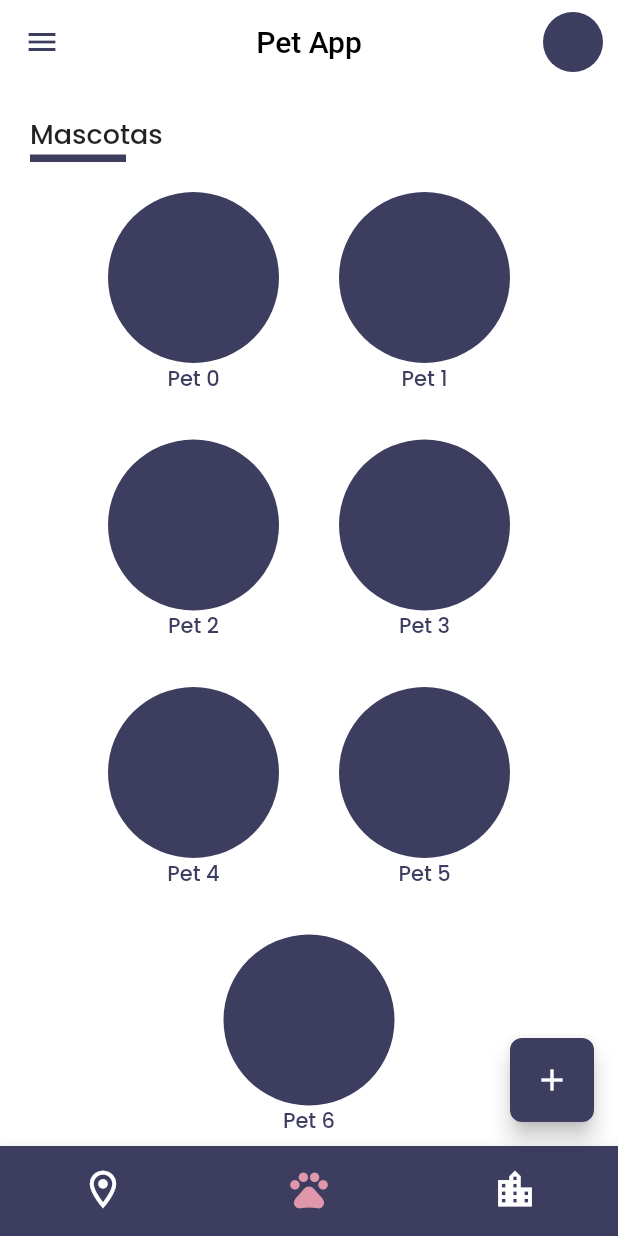
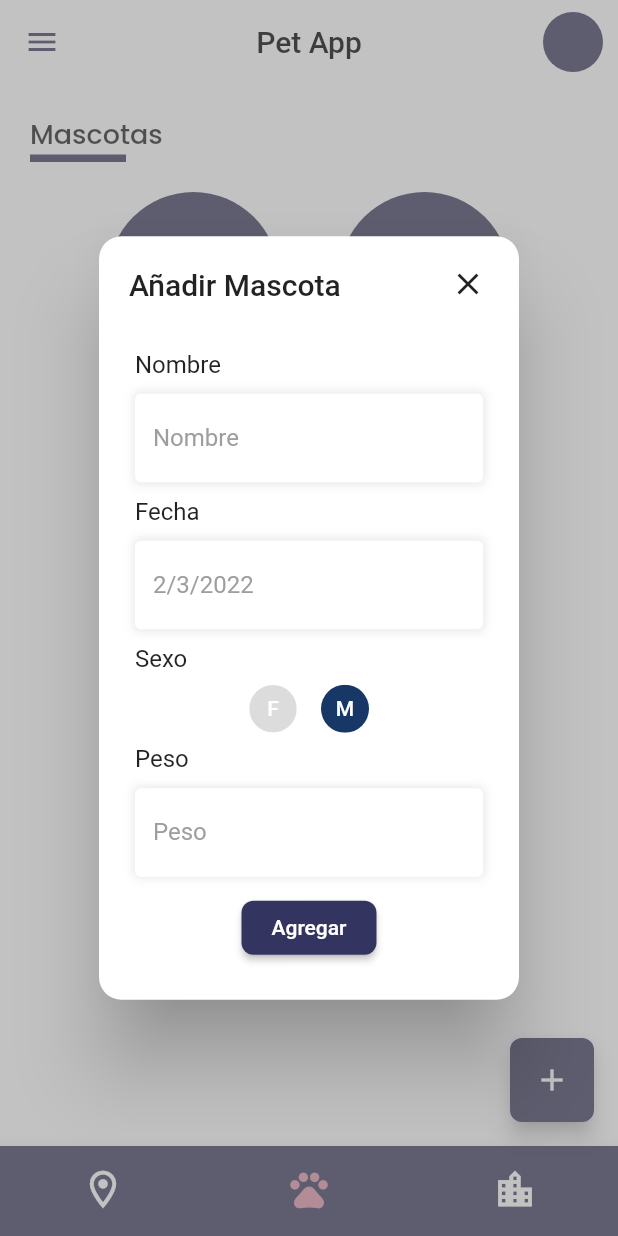
Before and after one commit to FKSAxell/pet_app, a Flutter app: the screen it shows after launch, item 2 of the bottom bar chosen, after a tap on the "add" icon, on a phone screen of 412 x 824 dp. Run offline on Flutter 3.47's test engine with Material 2 defaults, Android fonts, the phone set to English and light mode, and no system bars; our stand-ins replace google_fonts.

Commit message:
AddMascotaModal

```diff
--- /dev/null
+++ b/lib/src/modals/add_mascota_modal.dart
@@ -0,0 +1,140 @@
+import 'package:flutter/material.dart';
+import 'package:pet_app/src/models/mascota_model.dart';
+import 'package:pet_app/src/theme/color_theme.dart';
+import 'package:pet_app/src/widgets/custom_button.dart';
+import 'package:pet_app/src/widgets/custom_input.dart';
+import 'package:uuid/uuid.dart';
+
+class AddMascota extends StatefulWidget {
+  final Function onAdd;
+  const AddMascota({
+    Key? key,
+    required this.onAdd,
+  }) : super(key: key);
+
+  @override
+  State<AddMascota> createState() => _AddMascotaState();
+}
+
+class _AddMascotaState extends State<AddMascota> {
+  String sexo = "M";
+  String nombre = "";
+  String peso = "";
+  DateTime selectedDate = DateTime.now();
+
+  Future<Null> _selectDate(BuildContext context) async {
+    final picked = await showDatePicker(
+        context: context,
+        initialDate: selectedDate,
+        firstDate: DateTime(2015, 8),
+        lastDate: DateTime(2101));
+    if (picked != null && picked != selectedDate)
+      setState(() {
+        selectedDate = picked;
+      });
+  }
+
+  @override
+  Widget build(BuildContext context) {
+    return AlertDialog(
+      shape: RoundedRectangleBorder(borderRadius: BorderRadius.circular(15)),
+      backgroundColor: ColorTheme.backgroundModal,
+      titlePadding: EdgeInsets.only(left: 10, right: 10, top: 8),
+      title: Container(
+        child: Row(
+          children: [
+            SizedBox(width: 10),
+            Text("Añadir Mascota"),
+            Spacer(),
+            IconButton(
+              onPressed: () => Navigator.of(context).pop(),
+              icon: Icon(Icons.close),
+            )
+          ],
+        ),
+      ),
+      content: Column(
+        crossAxisAlignment: CrossAxisAlignment.start,
+        mainAxisSize: MainAxisSize.min,
+        children: [
+          Text("Nombre"),
+          CustomInput(
+            hint: "",
+            label: "Nombre",
+            keyboardType: TextInputType.name,
+            onChanged: (value) {
+              nombre = value;
+              setState(() {});
+            },
+          ),
+          Text("Fecha"),
+          GestureDetector(
+            onTap: () => _selectDate(context),
+            child: CustomInput(
+              onChanged: () => {},
+              hint: "",
+              label:
+                  "${selectedDate.day}/${selectedDate.month}/${selectedDate.year}",
+              enabled: false,
+            ),
+          ),
+          Text("Sexo"),
+          Row(
+            children: [
+              ChoiceChip(
+                selectedColor: ColorTheme.female,
+                labelStyle: TextStyle(color: Colors.white),
+                label: Text("F"),
+                selected: sexo == "F",
+                shape: CircleBorder(),
+                onSelected: (isSelect) {
+                  if (isSelect) sexo = "F";
+                  setState(() {});
+                },
+              ),
+              ChoiceChip(
+                selectedColor: ColorTheme.male,
+                labelStyle: TextStyle(color: Colors.white),
+                label: Text("M"),
+                selected: sexo == "M",
+                shape: CircleBorder(),
+                onSelected: (isSelect) {
+                  if (isSelect) sexo = "M";
+                  setState(() {});
+                },
+              ),
+            ],
+            mainAxisAlignment: MainAxisAlignment.center,
+          ),
+          Text("Peso"),
+          CustomInput(
+            hint: "",
+            label: "Peso",
+            keyboardType: TextInputType.number,
+            onChanged: (value) {
+              peso = value;
+              setState(() {});
+            },
+          ),
+          Center(
+            child: CustomButton(
+              text: "Agregar",
+              onPressed: () {
+                widget.onAdd(
+                  Mascota(
+                    id: Uuid().v1(),
+                    nombre: nombre,
+                    fechaNacimiento: selectedDate,
+                    sexo: sexo,
+                    peso: peso,
+                  ),
+                );
+                Navigator.of(context).pop();
+              },
+            ),
+          )
+        ],
+      ),
+    );
+  }
+}
--- /dev/null
+++ b/lib/src/models/mascota_model.dart
@@ -0,0 +1,15 @@
+class Mascota {
+  String id;
+  String nombre;
+  DateTime fechaNacimiento;
+  String sexo;
+  String peso;
+
+  Mascota({
+    required this.id,
+    required this.nombre,
+    required this.fechaNacimiento,
+    required this.sexo,
+    required this.peso,
+  });
+}
--- a/lib/src/pages/home_page.dart
+++ b/lib/src/pages/home_page.dart
@@ -1,7 +1,11 @@
 import 'package:flutter/material.dart';
+import 'package:pet_app/src/modals/add_mascota_modal.dart';
+import 'package:pet_app/src/models/mascota_model.dart';
 import 'package:pet_app/src/pages/blank_page.dart';
 import 'package:pet_app/src/pages/pets_page.dart';
 import 'package:pet_app/src/theme/color_theme.dart';
+import 'package:pet_app/src/utils/show_dialog.dart';
+import 'package:uuid/uuid.dart';
 
 class HomePage extends StatefulWidget {
   const HomePage({Key? key}) : super(key: key);
@@ -11,8 +15,45 @@ class HomePage extends StatefulWidget {
 }
 
 class _HomePageState extends State<HomePage> {
+  final uuid = Uuid();
   int opcion = 1;
   PageController pageCtrl = PageController(initialPage: 1);
+  late List<Mascota> mascotas;
+
+  @override
+  void initState() {
+    super.initState();
+    //TODO: CONSULTAR LAS MASCOTAS
+    mascotas = [
+      Mascota(
+        id: Uuid().v1(),
+        nombre: "Cosmo",
+        fechaNacimiento: DateTime(2020, 2, 30),
+        sexo: "M",
+        peso: "20.2",
+      ),
+      Mascota(
+        id: Uuid().v1(),
+        nombre: "Wanda",
+        fechaNacimiento: DateTime(2020, 2, 30),
+        sexo: "M",
+        peso: "20.2",
+      ),
+      Mascota(
+        id: Uuid().v1(),
+        nombre: "Lili",
+        fechaNacimiento: DateTime(2020, 2, 30),
+        sexo: "M",
+        peso: "20.2",
+      ),
+    ];
+  }
+
+  void agregarMascota(Mascota mascota) {
+    //TODO: POST MASCOTAS Y UPDATE LISTA MASCOTAS
+    mascotas = [...mascotas, mascota];
+    setState(() {});
+  }
 
   @override
   Widget build(BuildContext context) {
@@ -38,6 +79,7 @@ class _HomePageState extends State<HomePage> {
       ),
       drawer: Drawer(),
       body: PageView(
+        physics: BouncingScrollPhysics(),
         controller: pageCtrl,
         onPageChanged: (int index) => setState(
           () {
@@ -46,7 +88,7 @@ class _HomePageState extends State<HomePage> {
         ),
         children: [
           BlankPage(),
-          PetsPage(),
+          PetsPage(mascotas: mascotas),
           BlankPage(),
         ],
       ),
@@ -62,13 +104,15 @@ class _HomePageState extends State<HomePage> {
       ),
       floatingActionButton: (opcion == 1)
           ? FloatingActionButton(
-              onPressed: () {},
+              onPressed: () =>
+                  customShowDialog(context, AddMascota(onAdd: agregarMascota)),
               child: Icon(Icons.add),
               shape: RoundedRectangleBorder(
-                  borderRadius: BorderRadius.circular(8)),
+                borderRadius: BorderRadius.circular(8),
+              ),
               backgroundColor: ColorTheme.primary,
             )
-          : Container(),
+          : null,
     );
   }
 }
--- a/lib/src/pages/perfil_pet_page.dart
+++ b/lib/src/pages/perfil_pet_page.dart
@@ -7,6 +7,8 @@ class PerfilPetPage extends StatelessWidget {
 
   @override
   Widget build(BuildContext context) {
+    final arguments = ModalRoute.of(context)!.settings.arguments as Map;
+    print(arguments);
     return Scaffold(
         backgroundColor: Colors.white,
         appBar: AppBar(
@@ -25,9 +27,12 @@ class PerfilPetPage extends StatelessWidget {
             SizedBox(
               width: double.infinity,
             ),
-            CircleAvatar(
-              radius: 80,
-              backgroundColor: ColorTheme.primary,
+            Hero(
+              tag: arguments["key"],
+              child: CircleAvatar(
+                radius: 80,
+                backgroundColor: ColorTheme.primary,
+              ),
             ),
             SizedBox(
               height: 8,
--- a/lib/src/pages/pets_page.dart
+++ b/lib/src/pages/pets_page.dart
@@ -1,11 +1,15 @@
-import 'package:flutter/cupertino.dart';
 import 'package:flutter/material.dart';
 import 'package:google_fonts/google_fonts.dart';
+import 'package:pet_app/src/models/mascota_model.dart';
 import 'package:pet_app/src/theme/color_theme.dart';
 import 'package:pet_app/src/widgets/custom_divider.dart';
 
 class PetsPage extends StatelessWidget {
-  const PetsPage({Key? key}) : super(key: key);
+  const PetsPage({
+    Key? key,
+    required this.mascotas,
+  }) : super(key: key);
+  final List<Mascota> mascotas;
 
   @override
   Widget build(BuildContext context) {
@@ -35,19 +39,23 @@ class PetsPage extends StatelessWidget {
                       runSpacing: 30,
                       spacing: 40,
                       alignment: WrapAlignment.center,
-                    children: List.generate(
-                      7,
-                      (index) => Column(
+                      children: mascotas
+                          .map((e) => Column(
                                 children: [
                                   InkWell(
-                            onTap: () => Navigator.pushNamed(context, "/pet"),
+                                    onTap: () => Navigator.pushNamed(
+                                        context, "/pet",
+                                        arguments: {"key": e.id}),
+                                    child: Hero(
+                                      tag: e.id,
                                       child: CircleAvatar(
                                         radius: 57,
                                         backgroundColor: ColorTheme.primary,
                                       ),
                                     ),
+                                  ),
                                   Text(
-                            "Pet $index",
+                                    "${e.nombre}",
                                     style: GoogleFonts.poppins(
                                       fontSize: 14,
                                       fontWeight: FontWeight.w500,
@@ -55,8 +63,34 @@ class PetsPage extends StatelessWidget {
                                     ),
                                   ),
                                 ],
-                      ),
-                    ),
+                              ))
+                          .toList()
+                      // List.generate(
+                      //   7,
+                      //   (key) => Column(
+                      //     children: [
+                      //       InkWell(
+                      //         onTap: () => Navigator.pushNamed(context, "/pet",
+                      //             arguments: {"key": key}),
+                      //         child: Hero(
+                      //           tag: key,
+                      //           child: CircleAvatar(
+                      //             radius: 57,
+                      //             backgroundColor: ColorTheme.primary,
+                      //           ),
+                      //         ),
+                      //       ),
+                      //       Text(
+                      //         "Pet $key",
+                      //         style: GoogleFonts.poppins(
+                      //           fontSize: 14,
+                      //           fontWeight: FontWeight.w500,
+                      //           color: ColorTheme.primary,
+                      //         ),
+                      //       ),
+                      //     ],
+                      //   ),
+                      // ),
                       ),
                 ),
               ),
--- a/lib/src/theme/color_theme.dart
+++ b/lib/src/theme/color_theme.dart
@@ -3,4 +3,9 @@ import 'package:flutter/material.dart';
 class ColorTheme {
   static Color primary = Color(0xff3D3D60);
   static Color secondary = Color(0xffE097AC);
+  static Color primaryButton = Color(0xff343460);
+  static Color secondaryButton = Color.fromARGB(255, 39, 39, 61);
+  static Color backgroundModal = Color(0xffFEFFFE);
+  static Color female = Color(0xffE097AC);
+  static Color male = Color(0xff173766);
 }
--- /dev/null
+++ b/lib/src/utils/show_dialog.dart
@@ -0,0 +1,13 @@
+import 'package:flutter/material.dart';
+
+Future<dynamic> customShowDialog(
+  BuildContext context,
+  Widget child,
+) {
+  return showDialog(
+    barrierDismissible: false,
+    context: context,
+    barrierColor: Color(0xff7F7F7F).withOpacity(0.48),
+    builder: (BuildContext context) => child,
+  );
+}
--- /dev/null
+++ b/lib/src/widgets/custom_button.dart
@@ -0,0 +1,28 @@
+import 'package:flutter/material.dart';
+import 'package:pet_app/src/theme/color_theme.dart';
+
+class CustomButton extends StatelessWidget {
+  const CustomButton({
+    Key? key,
+    required this.onPressed,
+    required this.text,
+  }) : super(key: key);
+
+  final Function onPressed;
+  final String text;
+
+  @override
+  Widget build(BuildContext context) {
+    return ElevatedButton(
+      style: ElevatedButton.styleFrom(
+        shape: RoundedRectangleBorder(
+          borderRadius: BorderRadius.circular(8),
+        ),
+        primary: ColorTheme.primaryButton,
+        padding: EdgeInsets.symmetric(horizontal: 20),
+      ),
+      onPressed: () => onPressed(),
+      child: Text(text),
+    );
+  }
+}
--- /dev/null
+++ b/lib/src/widgets/custom_input.dart
@@ -0,0 +1,73 @@
+import 'package:flutter/material.dart';
+import 'package:pet_app/src/theme/color_theme.dart';
+
+class CustomInput extends StatelessWidget {
+  final String hint;
+  final String label;
+  final bool enabled;
+  final Function onChanged;
+  final TextInputType? keyboardType;
+
+  const CustomInput({
+    Key? key,
+    required this.hint,
+    required this.label,
+    this.enabled = true,
+    required this.onChanged,
+    this.keyboardType,
+  }) : super(key: key);
+
+  @override
+  Widget build(BuildContext context) {
+    return Container(
+      margin: EdgeInsets.symmetric(vertical: 10),
+      decoration: BoxDecoration(
+        boxShadow: [
+          BoxShadow(
+            color: Colors.black.withOpacity(.1),
+            offset: Offset(0, 0),
+            blurRadius: 5,
+            spreadRadius: 1,
+          )
+        ],
+      ),
+      child: TextField(
+        keyboardType: keyboardType,
+        enabled: enabled,
+        decoration: _customInputDecoration(),
+        onChanged: (value) => onChanged(value),
+      ),
+    );
+  }
+
+  InputDecoration _customInputDecoration() {
+    return InputDecoration(
+      border: OutlineInputBorder(
+        borderSide: BorderSide(
+          color: Colors.white.withOpacity(0.3),
+        ),
+      ),
+      enabledBorder: OutlineInputBorder(
+        borderSide: BorderSide(
+          color: Colors.white.withOpacity(0.3),
+        ),
+      ),
+      focusedBorder: OutlineInputBorder(
+        borderSide: BorderSide(
+          color: ColorTheme.primary,
+        ),
+      ),
+      disabledBorder: OutlineInputBorder(
+        borderSide: BorderSide(
+          color: Colors.white.withOpacity(0.3),
+        ),
+      ),
+      hintText: hint,
+      labelText: label,
+      hintStyle: TextStyle(color: Colors.grey),
+      labelStyle: TextStyle(color: Colors.grey),
+      filled: true,
+      fillColor: Colors.white,
+    );
+  }
+}
```
Also changed, not shown: pubspec.yaml (+2 -8 lines), pubspec.lock. Lines whose indentation alone changed are shown as unchanged.
